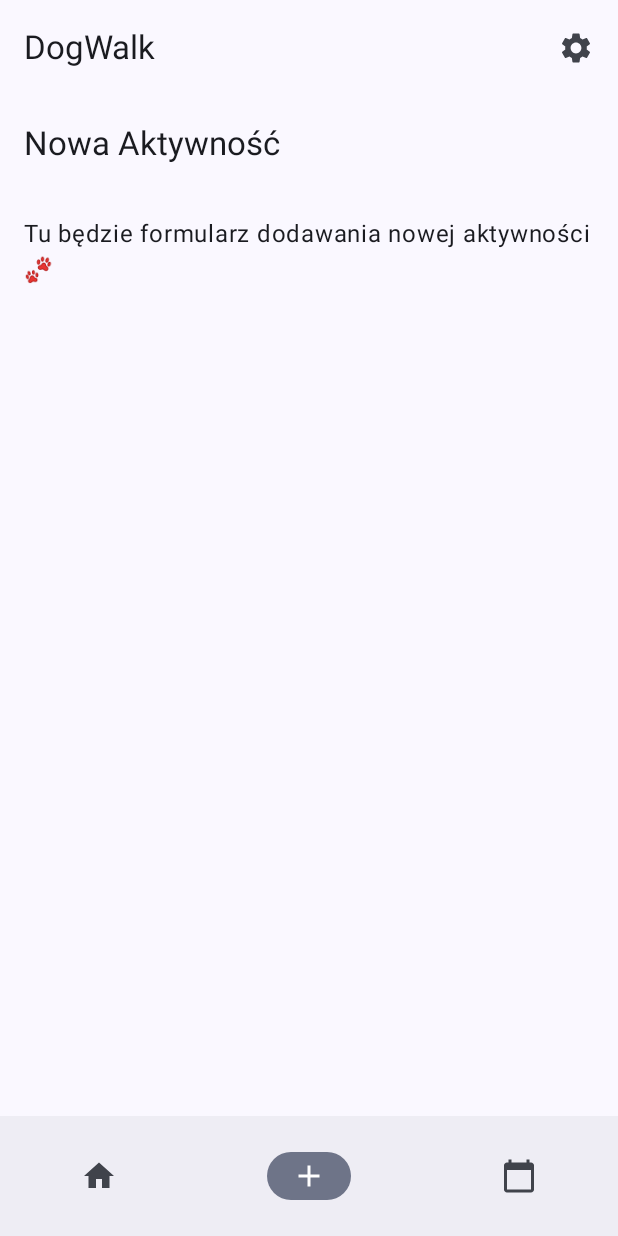
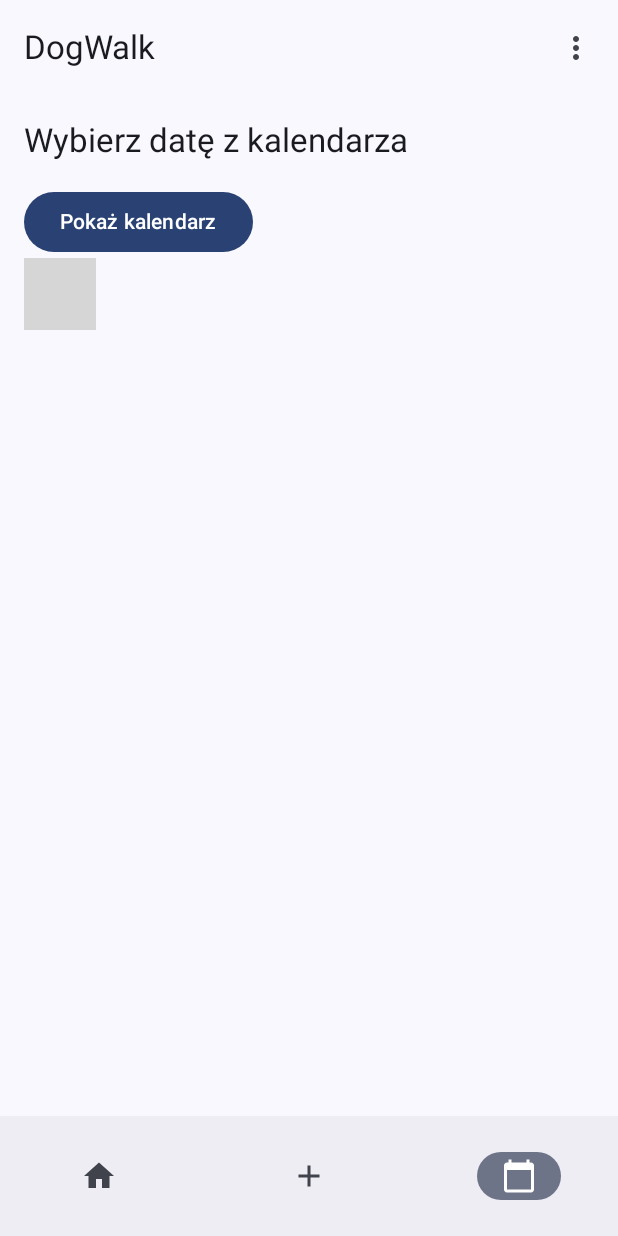
Before and after one commit to AKashyna/DogWalk, an Android app built with Jetpack Compose: the screen it shows after launch (MainActivity), item 3 of the bottom bar chosen, on a phone screen of 412 x 824 dp. Run offline under Robolectric (Android 15) with nearby library versions, the phone set to English and light mode, and no system bars; libraries missing offline, so code that uses them is left out: com.vanpra.composematerialdialogs; 2 statements that could not run were skipped; grey boxes are pictures that could not be loaded.

Commit message:
Dodano ekran kalendarza + poprawki

```diff
--- a/app/build.gradle.kts
+++ b/app/build.gradle.kts
@@ -51,6 +51,8 @@ dependencies {
     implementation(libs.androidx.material3)
     implementation("androidx.navigation:navigation-compose:2.7.7")
     implementation("androidx.compose.material:material-icons-extended")
+    implementation("io.github.vanpra.compose-material-dialogs:datetime:0.9.0")
+
     testImplementation(libs.junit)
     androidTestImplementation(libs.androidx.junit)
     androidTestImplementation(libs.androidx.espresso.core)
--- a/app/src/main/AndroidManifest.xml
+++ b/app/src/main/AndroidManifest.xml
@@ -1,6 +1,9 @@
 <?xml version="1.0" encoding="utf-8"?>
 <manifest xmlns:android="http://schemas.android.com/apk/res/android"
     xmlns:tools="http://schemas.android.com/tools">
+
+    <!-- kalendarz -->
+    <uses-permission android:name="android.permission.READ_CALENDAR"/>
 
     <application
         android:allowBackup="true"
--- /dev/null
+++ b/app/src/main/java/com/example/dogwalk/CalendarScreen.kt
@@ -0,0 +1,96 @@
+// CalendarScreen.kt
+
+package com.example.dogwalk.ui
+
+import android.Manifest
+import android.content.Context
+import android.provider.CalendarContract
+import android.util.Log
+import androidx.compose.foundation.layout.*
+import androidx.compose.material3.*
+import androidx.compose.runtime.*
+import androidx.compose.ui.Modifier
+import androidx.compose.ui.platform.LocalContext
+import androidx.compose.ui.unit.dp
+import androidx.core.app.ActivityCompat
+import androidx.core.content.ContextCompat
+import android.app.Activity
+import android.content.pm.PackageManager
+import java.text.SimpleDateFormat
+import java.util.*
+import java.time.LocalDate
+import com.vanpra.composematerialdialogs.MaterialDialog
+import com.vanpra.composematerialdialogs.datetime.date.datepicker
+import com.vanpra.composematerialdialogs.rememberMaterialDialogState
+
+@Composable
+fun CalendarScreen(activity: Activity) {
+    val dialogState = rememberMaterialDialogState()
+    var selectedDate by remember { mutableStateOf<LocalDate?>(null) }
+
+    Column(modifier = Modifier
+        .fillMaxSize()
+        .padding(16.dp)) {
+
+        Text("Wybierz datę z kalendarza", style = MaterialTheme.typography.titleLarge)
+        Spacer(modifier = Modifier.height(16.dp))
+
+        Button(onClick = { dialogState.show() }) {
+            Text("Pokaż kalendarz")
+        }
+
+        selectedDate?.let {
+            Spacer(modifier = Modifier.height(8.dp))
+            Text("Wybrana data: $it")
+        }
+
+        // Kalendarz
+        MaterialDialog(
+            dialogState = dialogState,
+            buttons = {
+                positiveButton("OK")
+                negativeButton("Anuluj")
+            }
+        ) {
+            datepicker { date ->
+                selectedDate = date
+            }
+        }
+    }
+}
+
+
+fun getCalendarEvents(context: Context): List<String> {
+    val events = mutableListOf<String>()
+    try {
+        val projection = arrayOf(
+            CalendarContract.Events.TITLE,
+            CalendarContract.Events.DTSTART
+        )
+
+        val cursor = context.contentResolver.query(
+            CalendarContract.Events.CONTENT_URI,
+            projection,
+            null,
+            null,
+            CalendarContract.Events.DTSTART + " ASC"
+        )
+
+        cursor?.use {
+            val titleIndex = it.getColumnIndex(CalendarContract.Events.TITLE)
+            val startIndex = it.getColumnIndex(CalendarContract.Events.DTSTART)
+
+            while (it.moveToNext()) {
+                val title = it.getString(titleIndex) ?: "Bez tytułu"
+                val startMillis = it.getLong(startIndex)
+                val date = Date(startMillis)
+                val formatted = SimpleDateFormat("dd.MM.yyyy HH:mm", Locale.getDefault()).format(date)
+                events.add("$title - $formatted")
+            }
+        }
+    } catch (e: Exception) {
+        Log.e("CalendarEvents", "Błąd przy pobieraniu wydarzeń", e)
+    }
+
+    return events
+}
--- a/app/src/main/java/com/example/dogwalk/MainActivity.kt
+++ b/app/src/main/java/com/example/dogwalk/MainActivity.kt
@@ -18,6 +18,8 @@ import androidx.navigation.NavHostController
 import androidx.navigation.compose.*
 import androidx.compose.material3.TopAppBar
 import com.example.dogwalk.NewActivityScreen
+import androidx.compose.ui.platform.LocalContext
+
 
 
 
@@ -42,11 +44,34 @@ fun MainApp() {
             TopAppBar(
                 title = { Text("DogWalk") },
                 actions = {
-                    IconButton(onClick = { /* TODO: przejście do ustawień */ }) {
-                        Icon(Icons.Default.Settings, contentDescription = "Ustawienia")
+                    var expanded by remember { mutableStateOf(false) }
+
+                    IconButton(onClick = { expanded = true }) {
+                        Icon(Icons.Default.MoreVert, contentDescription = "Menu")
+                    }
+
+                    DropdownMenu(
+                        expanded = expanded,
+                        onDismissRequest = { expanded = false }
+                    ) {
+                        DropdownMenuItem(
+                            text = { Text("Ustawienia") },
+                            onClick = {
+                                expanded = false
+                                // TODO: przejście do ustawień
+                            }
+                        )
+                        DropdownMenuItem(
+                            text = { Text("O aplikacji") },
+                            onClick = {
+                                expanded = false
+                                // np. pokazanie okna dialogowego albo nic :)
+                            }
+                        )
                     }
                 }
             )
+
         },
         bottomBar = {
             BottomNavigationBar(navController)
@@ -59,6 +84,10 @@ fun MainApp() {
         ) {
             composable("home") { HomeScreen() }
             composable("new_activity") { NewActivityScreen() }
+            composable("calendar") {
+                val activity = LocalContext.current as ComponentActivity
+                CalendarScreen(activity)
+            }
         }
     }
 }
@@ -89,8 +118,8 @@ fun BottomNavigationBar(navController: NavHostController) {
         )
         NavigationBarItem(
             icon = { Icon(Icons.Filled.CalendarToday, contentDescription = "Kalendarz") },
-            selected = false,
-            onClick = { /* TODO: dodaj ekran kalendarza */ }
+            selected = currentRoute(navController) == "calendar",
+            onClick = { navController.navigate("calendar") }
         )
     }
 }
```
